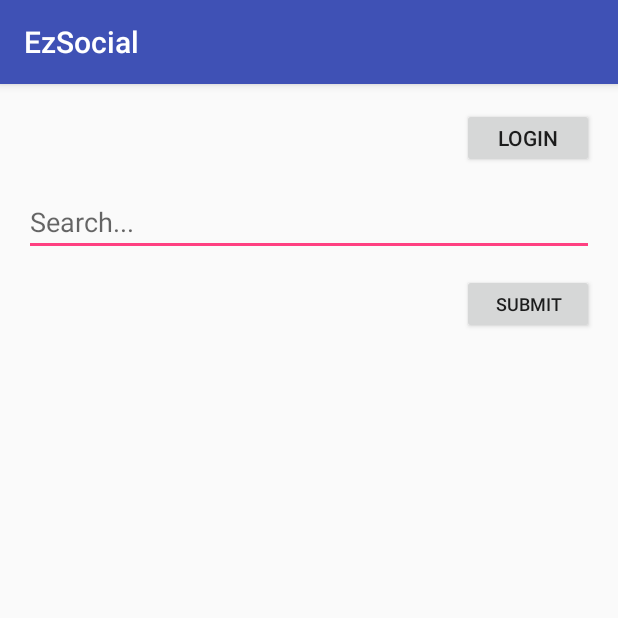
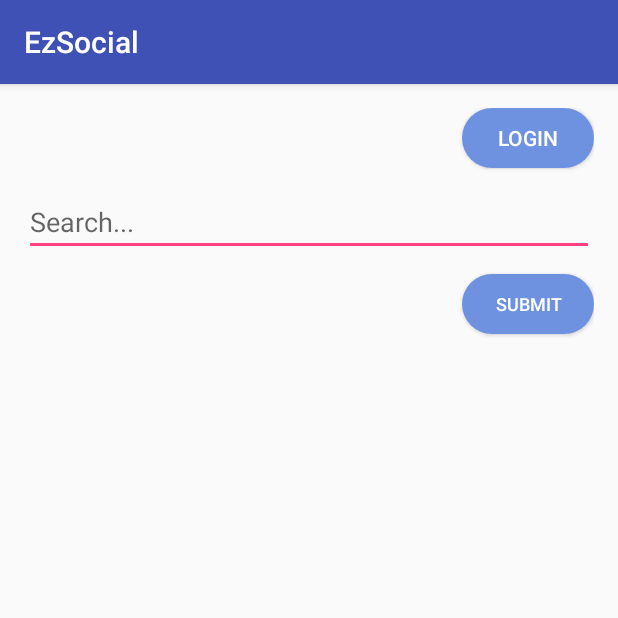
Before and after one commit to ZX-CODESPACE/Ezsocial, an Android app: the screen it shows after launch (MainActivity), on a phone screen of 412 x 824 dp, the top half of it. Run offline under Robolectric (Android 15) with nearby library versions, the phone set to English and light mode, and no system bars.

Commit message:
add style

```diff
--- /dev/null
+++ b/app/src/main/res/drawable/btn_style.xml
@@ -0,0 +1,18 @@
+<?xml version="1.0" encoding="utf-8"?>
+<selector xmlns:android="http://schemas.android.com/apk/res/android">
+    <!--default-->
+    <item android:state_pressed="false">
+        <shape>
+            <solid android:color="#6e92df"/>
+            <corners android:radius="30dp"/>
+        </shape>
+    </item>
+
+    <!--after click-->
+    <item android:state_pressed="true">
+        <shape>
+            <solid android:color="#52e775"/>
+            <corners android:radius="30dp"/>
+        </shape>
+    </item>
+</selector>
--- a/app/src/main/res/layout/activity_main.xml
+++ b/app/src/main/res/layout/activity_main.xml
@@ -18,7 +18,9 @@
         android:layout_alignParentRight="true"
         android:layout_alignParentEnd="true"
         android:onClick="userLogin"
-        android:layout_height="40dp" />
+        android:background="@drawable/btn_style"
+        android:layout_height="40dp"
+        android:textColor="#fff" />
 
     <Button
         android:text="Submit"
@@ -30,7 +32,9 @@
         android:layout_alignParentEnd="true"
         android:layout_marginTop="12dp"
         android:onClick="submitSearch"
-        android:textSize="12sp" />
+        android:background="@drawable/btn_style"
+        android:textSize="12sp"
+        android:textColor="?attr/colorBackgroundFloating" />
 
     <EditText
         android:layout_width="wrap_content"
```
Also changed, not shown: app/src/main/res/drawable/image_style.xml (added, +21 -0 lines).
